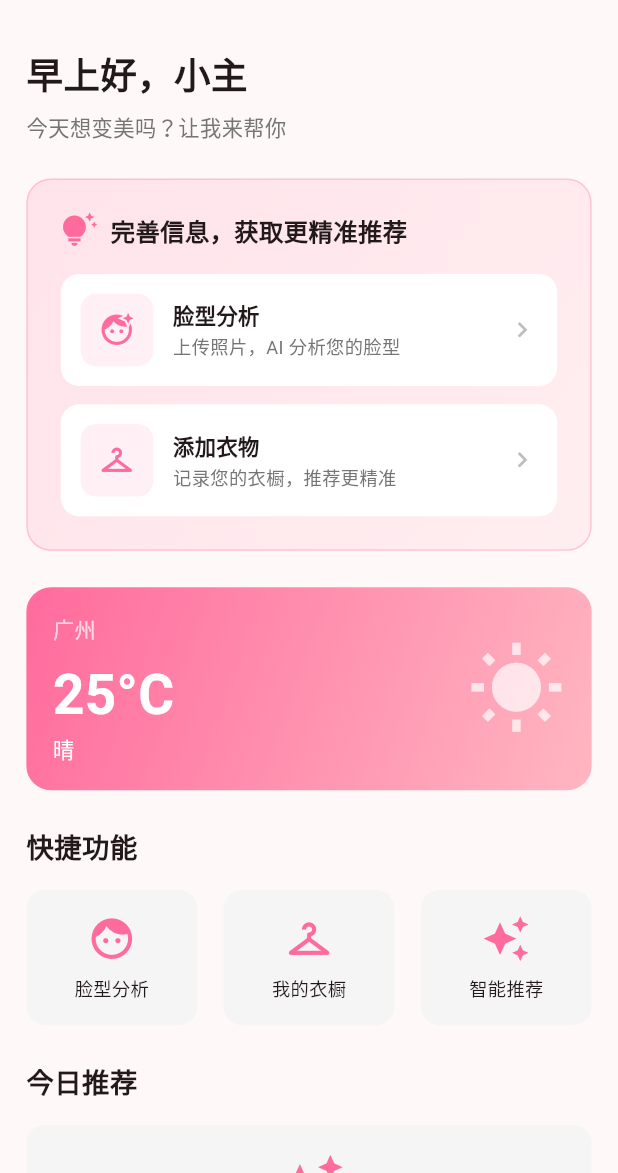
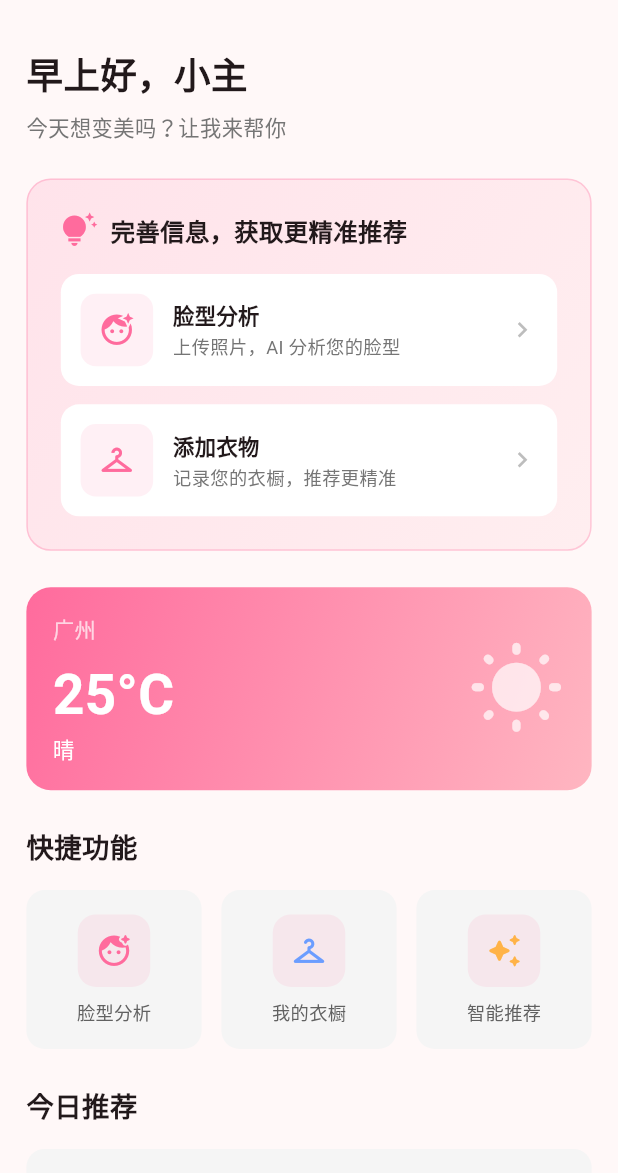
Before and after one commit to Junior-Mandy888/beauty-advisor, a Flutter app: the HomeScreen screen opened by its route, on a phone screen of 412 x 824 dp, the part 63-1236 px from its top. Run offline on Flutter 3.47's test engine with Material 3 defaults, Android fonts, the phone set to English and light mode, and no system bars; our stand-ins replace cached_network_image, dio, flutter_screenutil, go_router, image_picker, shared_preferences and 1 more; accounts and stored records are empty; network calls fail.

Commit message:
Add brand icons component, update home screen icons with colors

```diff
--- a/lib/screens/home/home_screen.dart
+++ b/lib/screens/home/home_screen.dart
@@ -8,6 +8,7 @@ import 'package:beauty_advisor/providers/wardrobe_provider.dart';
 import 'package:beauty_advisor/models/wardrobe_item.dart';
 import 'package:beauty_advisor/services/weather_service.dart';
 import 'package:beauty_advisor/widgets/loading_animation.dart';
+import 'package:beauty_advisor/widgets/brand_icons.dart';
 
 class HomeScreen extends StatefulWidget {
   const HomeScreen({super.key});
@@ -340,42 +341,8 @@ class _HomeScreenState extends State<HomeScreen> {
 
   /// 根据天气条件返回对应图标
   Widget _buildWeatherIcon(String condition) {
-    IconData iconData;
-    switch (condition) {
-      case '晴':
-        iconData = Icons.wb_sunny;
-        break;
-      case '多云':
-        iconData = Icons.wb_cloudy;
-        break;
-      case '阴':
-        iconData = Icons.cloud;
-        break;
-      case '小雨':
-      case '中雨':
-      case '大雨':
-      case '阵雨':
-      case '暴雨':
-        iconData = Icons.grain;
-        break;
-      case '雷阵雨':
-      case '雷阵雨伴冰雹':
-        iconData = Icons.flash_on;
-        break;
-      case '小雪':
-      case '中雪':
-      case '大雪':
-      case '阵雪':
-        iconData = Icons.ac_unit;
-        break;
-      case '雾':
-      case '霜雾':
-        iconData = Icons.blur_on;
-        break;
-      default:
-        iconData = Icons.wb_sunny;
-    }
-    return Icon(iconData, size: 64.sp, color: Colors.white70);
+    final config = WeatherIconConfig.forCondition(condition);
+    return Icon(config.icon, size: 64.sp, color: Colors.white70);
   }
 
   Widget _buildQuickActions(BuildContext context) {
@@ -386,33 +353,29 @@ class _HomeScreenState extends State<HomeScreen> {
         SizedBox(height: 16.h),
         Row(
           children: [
-            _buildActionButton(icon: Icons.face, label: '脸型分析', onTap: () => context.push('/face-analysis')),
-            SizedBox(width: 16.w),
-            _buildActionButton(icon: Icons.checkroom, label: '我的衣橱', onTap: () => context.push('/wardrobe')),
-            SizedBox(width: 16.w),
-            _buildActionButton(icon: Icons.auto_awesome, label: '智能推荐', onTap: () => context.push('/recommendation')),
+            BrandIconButton(
+              icon: FeatureIconConfig.faceAnalysis.icon,
+              label: FeatureIconConfig.faceAnalysis.label,
+              onTap: () => context.push('/face-analysis'),
+              iconColor: FeatureIconConfig.faceAnalysis.color,
+            ),
+            SizedBox(width: 12.w),
+            BrandIconButton(
+              icon: FeatureIconConfig.wardrobe.icon,
+              label: FeatureIconConfig.wardrobe.label,
+              onTap: () => context.push('/wardrobe'),
+              iconColor: FeatureIconConfig.wardrobe.color,
+            ),
+            SizedBox(width: 12.w),
+            BrandIconButton(
+              icon: FeatureIconConfig.recommendation.icon,
+              label: FeatureIconConfig.recommendation.label,
+              onTap: () => context.push('/recommendation'),
+              iconColor: FeatureIconConfig.recommendation.color,
+            ),
           ],
         ),
       ],
-    );
-  }
-
-  Widget _buildActionButton({required IconData icon, required String label, required VoidCallback onTap}) {
-    return Expanded(
-      child: GestureDetector(
-        onTap: onTap,
-        child: Container(
-          padding: EdgeInsets.symmetric(vertical: 16.h),
-          decoration: BoxDecoration(color: Colors.grey[100], borderRadius: BorderRadius.circular(12.r)),
-          child: Column(
-            children: [
-              Icon(icon, size: 32.sp, color: const Color(0xFFFF6B9D)),
-              SizedBox(height: 8.h),
-              Text(label, style: TextStyle(fontSize: 12.sp)),
-            ],
-          ),
-        ),
-      ),
     );
   }
 
@@ -471,12 +434,17 @@ class _HomeScreenState extends State<HomeScreen> {
                 spacing: 8.w,
                 runSpacing: 12.h,
                 children: [
-                  _buildStatItem('总数', totalCount.toString(), Icons.inventory_2),
-                  _buildStatItem('衣服', wardrobe.getByCategory(WardrobeCategory.top).length.toString(), Icons.checkroom),
-                  _buildStatItem('裤子', wardrobe.getByCategory(WardrobeCategory.bottom).length.toString(), Icons.straighten),
-                  _buildStatItem('裙子', wardrobe.getByCategory(WardrobeCategory.dress).length.toString(), Icons.local_mall),
-                  _buildStatItem('鞋子', wardrobe.getByCategory(WardrobeCategory.shoes).length.toString(), Icons.hiking),
-                  _buildStatItem('配饰', wardrobe.getByCategory(WardrobeCategory.accessory).length.toString(), Icons.diamond),
+                  _buildStatItem('总数', totalCount.toString(), Icons.inventory_2_rounded, const Color(0xFF95A5A6)),
+                  _buildStatItem('上衣', wardrobe.getByCategory(WardrobeCategory.top).length.toString(),
+                    CategoryIconConfig.forCategory('top').icon, CategoryIconConfig.forCategory('top').color),
+                  _buildStatItem('裤装', wardrobe.getByCategory(WardrobeCategory.bottom).length.toString(),
+                    CategoryIconConfig.forCategory('bottom').icon, CategoryIconConfig.forCategory('bottom').color),
+                  _buildStatItem('裙装', wardrobe.getByCategory(WardrobeCategory.dress).length.toString(),
+                    CategoryIconConfig.forCategory('dress').icon, CategoryIconConfig.forCategory('dress').color),
+                  _buildStatItem('鞋子', wardrobe.getByCategory(WardrobeCategory.shoes).length.toString(),
+                    CategoryIconConfig.forCategory('shoes').icon, CategoryIconConfig.forCategory('shoes').color),
+                  _buildStatItem('配饰', wardrobe.getByCategory(WardrobeCategory.accessory).length.toString(),
+                    CategoryIconConfig.forCategory('accessory').icon, CategoryIconConfig.forCategory('accessory').color),
                 ],
               ),
             ),
@@ -494,12 +462,12 @@ class _HomeScreenState extends State<HomeScreen> {
     );
   }
 
-  Widget _buildStatItem(String label, String value, IconData icon) {
+  Widget _buildStatItem(String label, String value, IconData icon, Color color) {
     return SizedBox(
       width: 56.w,
       child: Column(
         children: [
-          Icon(icon, size: 22.sp, color: const Color(0xFFFF6B9D)),
+          Icon(icon, size: 22.sp, color: color),
           SizedBox(height: 4.h),
           Text(value, style: TextStyle(fontSize: 18.sp, fontWeight: FontWeight.bold)),
           Text(label, style: TextStyle(fontSize: 11.sp, color: Colors.grey[600])),
--- /dev/null
+++ b/lib/widgets/brand_icons.dart
@@ -0,0 +1,271 @@
+import 'package:flutter/material.dart';
+import 'package:flutter_screenutil/flutter_screenutil.dart';
+
+/// 品牌图标组件 - 使用统一的图标风格
+class BrandIcon extends StatelessWidget {
+  final IconData icon;
+  final Color? backgroundColor;
+  final Color? iconColor;
+  final double size;
+  final double iconSize;
+  final double borderRadius;
+
+  const BrandIcon({
+    super.key,
+    required this.icon,
+    this.backgroundColor,
+    this.iconColor,
+    this.size = 44,
+    this.iconSize = 24,
+    this.borderRadius = 12,
+  });
+
+  @override
+  Widget build(BuildContext context) {
+    return Container(
+      width: size.w,
+      height: size.w,
+      decoration: BoxDecoration(
+        color: backgroundColor ?? const Color(0xFFFF6B9D).withOpacity(0.1),
+        borderRadius: BorderRadius.circular(borderRadius.r),
+      ),
+      child: Icon(
+        icon,
+        size: iconSize.sp,
+        color: iconColor ?? const Color(0xFFFF6B9D),
+      ),
+    );
+  }
+}
+
+/// 图标按钮组件
+class BrandIconButton extends StatelessWidget {
+  final IconData icon;
+  final String label;
+  final VoidCallback onTap;
+  final Color? backgroundColor;
+  final Color? iconColor;
+  final Color? labelColor;
+
+  const BrandIconButton({
+    super.key,
+    required this.icon,
+    required this.label,
+    required this.onTap,
+    this.backgroundColor,
+    this.iconColor,
+    this.labelColor,
+  });
+
+  @override
+  Widget build(BuildContext context) {
+    return Expanded(
+      child: GestureDetector(
+        onTap: onTap,
+        child: Container(
+          padding: EdgeInsets.symmetric(vertical: 16.h),
+          decoration: BoxDecoration(
+            color: backgroundColor ?? Colors.grey[100],
+            borderRadius: BorderRadius.circular(12.r),
+          ),
+          child: Column(
+            children: [
+              BrandIcon(
+                icon: icon,
+                iconColor: iconColor,
+                backgroundColor: backgroundColor == null
+                    ? const Color(0xFFFF6B9D).withOpacity(0.1)
+                    : backgroundColor?.withOpacity(0.2),
+              ),
+              SizedBox(height: 8.h),
+              Text(
+                label,
+                style: TextStyle(
+                  fontSize: 12.sp,
+                  color: labelColor ?? Colors.grey[700],
+                ),
+              ),
+            ],
+          ),
+        ),
+      ),
+    );
+  }
+}
+
+/// 分类图标配置
+class CategoryIconConfig {
+  final IconData icon;
+  final Color color;
+  final String label;
+
+  const CategoryIconConfig({
+    required this.icon,
+    required this.color,
+    required this.label,
+  });
+
+  static CategoryIconConfig forCategory(String category) {
+    switch (category) {
+      case 'top':
+        return const CategoryIconConfig(
+          icon: Icons.checkroom_rounded,
+          color: Color(0xFFFF6B9D),
+          label: '上衣',
+        );
+      case 'bottom':
+        return const CategoryIconConfig(
+          icon: Icons.straighten_rounded,
+          color: Color(0xFF6B9DFF),
+          label: '裤装',
+        );
+      case 'dress':
+        return const CategoryIconConfig(
+          icon: Icons.local_mall_rounded,
+          color: Color(0xFFFFB347),
+          label: '裙装',
+        );
+      case 'shoes':
+        return const CategoryIconConfig(
+          icon: Icons.directions_walk_rounded,
+          color: Color(0xFF9B59B6),
+          label: '鞋子',
+        );
+      case 'accessory':
+        return const CategoryIconConfig(
+          icon: Icons.diamond_rounded,
+          color: Color(0xFF1ABC9C),
+          label: '配饰',
+        );
+      default:
+        return const CategoryIconConfig(
+          icon: Icons.inventory_2_rounded,
+          color: Color(0xFF95A5A6),
+          label: '其他',
+        );
+    }
+  }
+}
+
+/// 功能图标配置
+class FeatureIconConfig {
+  final IconData icon;
+  final Color color;
+  final String label;
+
+  const FeatureIconConfig({
+    required this.icon,
+    required this.color,
+    required this.label,
+  });
+
+  static FeatureIconConfig get faceAnalysis => const FeatureIconConfig(
+    icon: Icons.face_retouching_natural_rounded,
+    color: Color(0xFFFF6B9D),
+    label: '脸型分析',
+  );
+
+  static FeatureIconConfig get wardrobe => const FeatureIconConfig(
+    icon: Icons.checkroom_rounded,
+    color: Color(0xFF6B9DFF),
+    label: '我的衣橱',
+  );
+
+  static FeatureIconConfig get recommendation => const FeatureIconConfig(
+    icon: Icons.auto_awesome_rounded,
+    color: Color(0xFFFFB347),
+    label: '智能推荐',
+  );
+
+  static FeatureIconConfig get profile => const FeatureIconConfig(
+    icon: Icons.person_rounded,
+    color: Color(0xFF9B59B6),
+    label: '个人中心',
+  );
+
+  static FeatureIconConfig get favorite => const FeatureIconConfig(
+    icon: Icons.favorite_rounded,
+    color: Color(0xFFE74C3C),
+    label: '收藏',
+  );
+
+  static FeatureIconConfig get history => const FeatureIconConfig(
+    icon: Icons.history_rounded,
+    color: Color(0xFF3498DB),
+    label: '历史',
+  );
+
+  static FeatureIconConfig get weather => const FeatureIconConfig(
+    icon: Icons.wb_sunny_rounded,
+    color: Color(0xFFF39C12),
+    label: '天气',
+  );
+
+  static FeatureIconConfig get settings => const FeatureIconConfig(
+    icon: Icons.settings_rounded,
+    color: Color(0xFF95A5A6),
+    label: '设置',
+  );
+}
+
+/// 天气图标配置
+class WeatherIconConfig {
+  final IconData icon;
+  final Color color;
+
+  const WeatherIconConfig({required this.icon, required this.color});
+
+  static WeatherIconConfig forCondition(String condition) {
+    switch (condition) {
+      case '晴':
+        return const WeatherIconConfig(
+          icon: Icons.wb_sunny_rounded,
+          color: Color(0xFFF39C12),
+        );
+      case '多云':
+        return const WeatherIconConfig(
+          icon: Icons.wb_cloudy_rounded,
+          color: Color(0xFF85C1E9),
+        );
+      case '阴':
+        return const WeatherIconConfig(
+          icon: Icons.cloud_rounded,
+          color: Color(0xFF95A5A6),
+        );
+      case '小雨':
+      case '中雨':
+      case '大雨':
+      case '阵雨':
+      case '暴雨':
+        return const WeatherIconConfig(
+          icon: Icons.grain_rounded,
+          color: Color(0xFF3498DB),
+        );
+      case '雷阵雨':
+      case '雷阵雨伴冰雹':
+        return const WeatherIconConfig(
+          icon: Icons.flash_on_rounded,
+          color: Color(0xFF9B59B6),
+        );
+      case '小雪':
+      case '中雪':
+      case '大雪':
+      case '阵雪':
+        return const WeatherIconConfig(
+          icon: Icons.ac_unit_rounded,
+          color: Color(0xFF85C1E9),
+        );
+      case '雾':
+      case '霜雾':
+        return const WeatherIconConfig(
+          icon: Icons.blur_on_rounded,
+          color: Color(0xFF95A5A6),
+        );
+      default:
+        return const WeatherIconConfig(
+          icon: Icons.wb_sunny_rounded,
+          color: Color(0xFFF39C12),
+        );
+    }
+  }
+}
```
